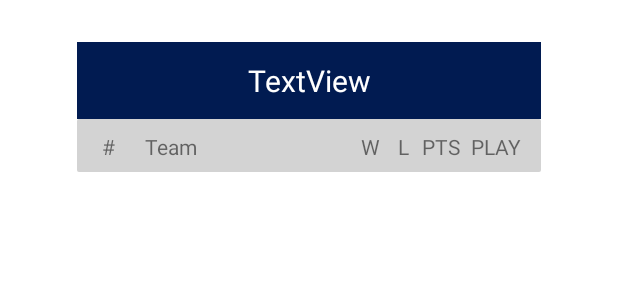
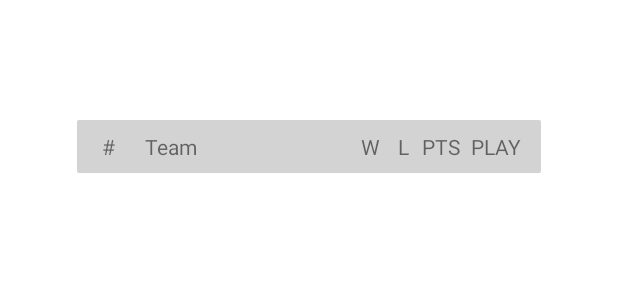
Before and after one commit to Cikaryu/Football-League, an Android app: the layout list_data_league.xml on its own in the app's theme, with its tools: preview values and no code run, on a phone screen of 412 x 824 dp. Shown: the top 300 px of the screen. Run offline under Robolectric (Android 15) with nearby library versions, the phone set to English and light mode, and no system bars.

Commit message:
leaguefragment

```diff
--- a/app/build.gradle
+++ b/app/build.gradle
@@ -42,6 +42,7 @@ dependencies {
     implementation 'com.squareup.retrofit2:retrofit:2.9.0'
     implementation 'com.squareup.retrofit2:converter-gson:2.9.0'
     testImplementation 'junit:junit:4.13.2'
+    implementation 'com.fasterxml.jackson.core:jackson-annotations:2.13.0'
     androidTestImplementation 'androidx.test.ext:junit:1.1.5'
     androidTestImplementation 'androidx.test.espresso:espresso-core:3.5.1'
     constraints {
--- a/app/src/main/res/layout/fragment_result.xml
+++ b/app/src/main/res/layout/fragment_result.xml
@@ -7,7 +7,7 @@
     tools:context=".ResultFragment">
 
     <TextView
-        android:id="@+id/textView5"
+        android:id="@+id/txtLose"
         android:layout_width="wrap_content"
         android:layout_height="wrap_content"
         android:layout_marginTop="25dp"
@@ -25,7 +25,7 @@
         android:layout_marginTop="25dp"
         app:layout_constraintEnd_toEndOf="parent"
         app:layout_constraintStart_toStartOf="parent"
-        app:layout_constraintTop_toBottomOf="@+id/textView5" />
+        app:layout_constraintTop_toBottomOf="@+id/txtLose" />
 
     <Spinner
         android:id="@+id/spinner2"
@@ -34,7 +34,7 @@
         android:layout_marginTop="80dp"
         app:layout_constraintEnd_toEndOf="parent"
         app:layout_constraintStart_toStartOf="parent"
-        app:layout_constraintTop_toBottomOf="@+id/textView5" />
+        app:layout_constraintTop_toBottomOf="@+id/txtLose" />
 
     <androidx.recyclerview.widget.RecyclerView
         android:layout_width="360dp"
--- a/app/src/main/res/layout/list_data_league.xml
+++ b/app/src/main/res/layout/list_data_league.xml
@@ -2,36 +2,22 @@
 <androidx.constraintlayout.widget.ConstraintLayout xmlns:android="http://schemas.android.com/apk/res/android"
     xmlns:app="http://schemas.android.com/apk/res-auto"
     xmlns:tools="http://schemas.android.com/tools"
+    android:id="@+id/txt"
     android:layout_width="match_parent"
-    android:layout_height="match_parent" >
-
-    <TextView
-        android:id="@+id/textView"
-        android:layout_width="309dp"
-        android:layout_height="51dp"
-        android:layout_marginTop="28dp"
-        android:background="#011B51"
-        android:gravity="center"
-        android:text="TextView"
-        android:textAlignment="gravity"
-        android:textColor="#FFFFFF"
-        android:textSize="20sp"
-        app:layout_constraintEnd_toEndOf="parent"
-        app:layout_constraintHorizontal_bias="0.498"
-        app:layout_constraintStart_toStartOf="parent"
-        app:layout_constraintTop_toTopOf="parent" />
+    android:layout_height="match_parent">
 
     <ImageView
         android:id="@+id/imageView"
         android:layout_width="309dp"
         android:layout_height="35dp"
+        android:layout_marginTop="80dp"
         android:src="@drawable/background_table"
         app:layout_constraintEnd_toEndOf="parent"
         app:layout_constraintStart_toStartOf="parent"
-        app:layout_constraintTop_toBottomOf="@+id/textView" />
+        app:layout_constraintTop_toTopOf="parent" />
 
     <TextView
-        android:id="@+id/textView3"
+        android:id="@+id/txtRank"
         android:layout_width="wrap_content"
         android:layout_height="wrap_content"
         android:layout_marginTop="88dp"
@@ -42,7 +28,7 @@
         app:layout_constraintTop_toTopOf="parent" />
 
     <TextView
-        android:id="@+id/textView4"
+        android:id="@+id/txtTeam"
         android:layout_width="wrap_content"
         android:layout_height="wrap_content"
         android:layout_marginTop="88dp"
@@ -53,7 +39,7 @@
         app:layout_constraintTop_toTopOf="parent" />
 
     <TextView
-        android:id="@+id/textView2"
+        android:id="@+id/txtWin"
         android:layout_width="wrap_content"
         android:layout_height="wrap_content"
         android:layout_marginTop="88dp"
@@ -64,7 +50,7 @@
         app:layout_constraintTop_toTopOf="parent" />
 
     <TextView
-        android:id="@+id/textView5"
+        android:id="@+id/txtLose"
         android:layout_width="wrap_content"
         android:layout_height="wrap_content"
         android:layout_marginTop="88dp"
@@ -75,7 +61,7 @@
         app:layout_constraintTop_toTopOf="parent" />
 
     <TextView
-        android:id="@+id/textView6"
+        android:id="@+id/txtPoints"
         android:layout_width="wrap_content"
         android:layout_height="wrap_content"
         android:layout_marginTop="88dp"
@@ -86,7 +72,7 @@
         app:layout_constraintTop_toTopOf="parent" />
 
     <TextView
-        android:id="@+id/textView7"
+        android:id="@+id/txtPlay"
         android:layout_width="wrap_content"
         android:layout_height="wrap_content"
         android:layout_marginTop="88dp"
--- a/app/src/main/res/layout/result_detail_data.xml
+++ b/app/src/main/res/layout/result_detail_data.xml
@@ -21,7 +21,7 @@
         app:layout_constraintTop_toTopOf="parent" />
 
     <TextView
-        android:id="@+id/textView2"
+        android:id="@+id/txtWin"
         android:layout_width="131dp"
         android:layout_height="34dp"
         android:layout_marginTop="5dp"
@@ -33,7 +33,7 @@
         app:layout_constraintTop_toBottomOf="@+id/textView" />
 
     <TextView
-        android:id="@+id/textView3"
+        android:id="@+id/txtRank"
         android:layout_width="72dp"
         android:layout_height="36dp"
         android:layout_marginTop="4dp"
@@ -47,7 +47,7 @@
         app:layout_constraintTop_toBottomOf="@+id/textView" />
 
     <TextView
-        android:id="@+id/textView4"
+        android:id="@+id/txtTeam"
         android:layout_width="131dp"
         android:layout_height="35dp"
         android:layout_marginTop="5dp"
```
Also changed, not shown: app/src/main/AndroidManifest.xml (+6 -2 lines), app/src/main/java/com/uts/uasmobprogug214/LeagueFragment.java (+72 -48 lines), app/src/main/java/com/uts/uasmobprogug214/ReyclerViewLeagueCustomAdapter.java (added, +64 -0 lines), app/src/main/java/com/uts/uasmobprogug214/models/League.java (+48 -9 lines), app/src/main/java/com/uts/uasmobprogug214/models/LeaguesList.java (+8 -13 lines), app/src/main/res/layout/fragment_league.xml (+13 -9 lines).
